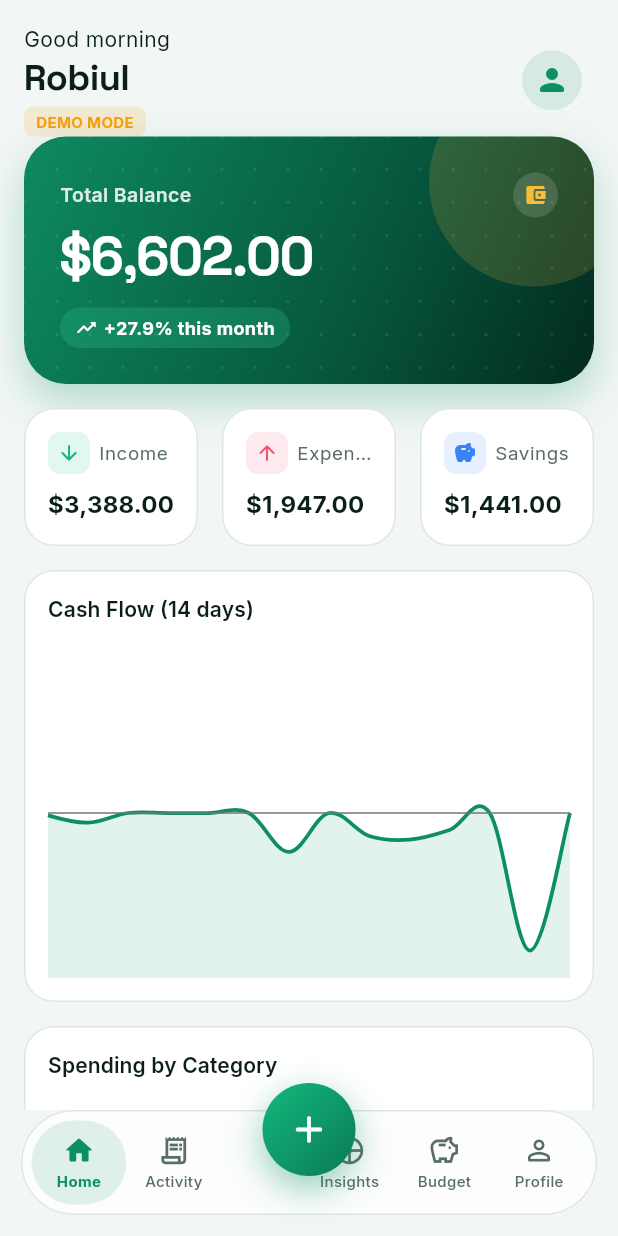
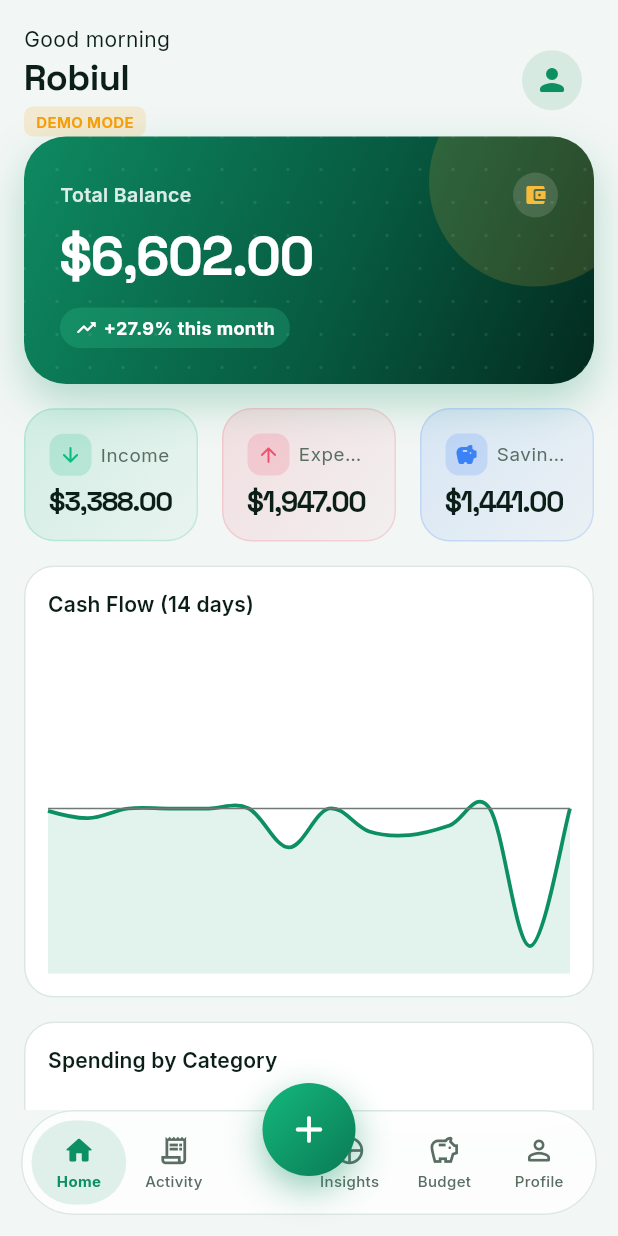
Before and after one commit to RoBiul-Hasan-Jisan/ExpenseFlowV1, a Flutter app: the screen it shows after launch, after a tap on "Sign In", after a tap on "Explore Demo", on a phone screen of 412 x 824 dp. Run offline on Flutter 3.47's test engine with Material 3 defaults, Android fonts, the phone set to English and light mode, and no system bars; drawn by our look-alikes of fl_chart; our stand-ins replace cloud_firestore, csv, firebase_auth, firebase_core, firebase_storage, flutter_riverpod and 6 more; accounts and stored records are empty; generated files the repository leaves out were written again.

Commit message:
update summary card

```diff
--- a/lib/widgets/summary_card.dart
+++ b/lib/widgets/summary_card.dart
@@ -21,8 +21,16 @@
   @override
   Widget build(BuildContext context) {
     final theme = Theme.of(context);
-    return Card(
-      child: Padding(
+    return Container(
+      decoration: BoxDecoration(
+        borderRadius: BorderRadius.circular(AppTheme.radiusMd),
+        gradient: LinearGradient(
+          begin: Alignment.topLeft,
+          end: Alignment.bottomRight,
+          colors: [color.withValues(alpha: 0.14), color.withValues(alpha: 0.04)],
+        ),
+        border: Border.all(color: color.withValues(alpha: 0.18)),
+      ),
       padding: EdgeInsets.all(AppTheme.space(1.75.round())),
       child: Column(
         crossAxisAlignment: CrossAxisAlignment.start,
@@ -31,7 +39,7 @@
             children: [
               Container(
                 padding: const EdgeInsets.all(6),
-                  decoration: BoxDecoration(color: color.withValues(alpha: 0.12), borderRadius: BorderRadius.circular(8)),
+                decoration: BoxDecoration(color: color.withValues(alpha: 0.18), borderRadius: BorderRadius.circular(9)),
                 child: Icon(icon, size: 16, color: color),
               ),
               const SizedBox(width: 6),
@@ -44,12 +52,11 @@
             alignment: Alignment.centerLeft,
             child: Text(
               CurrencyFormatter.format(amount, currency),
-                style: theme.textTheme.titleMedium?.copyWith(fontWeight: FontWeight.w700),
+              style: AppTheme.amountStyle(size: 19, color: theme.textTheme.titleMedium!.color!),
             ),
           ),
         ],
       ),
-      ),
     );
   }
 }
```
Lines whose indentation alone changed are shown as unchanged.
